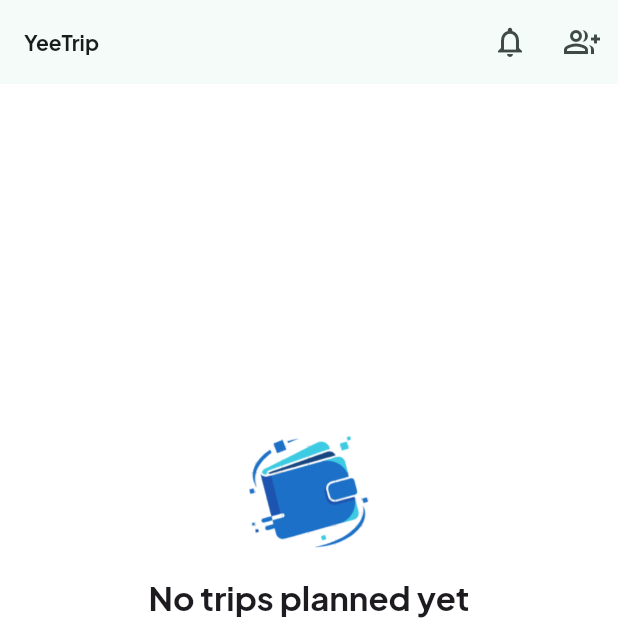
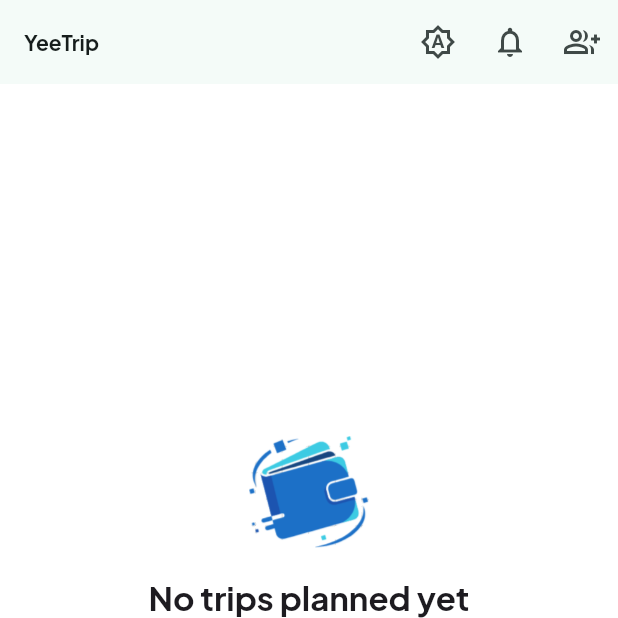
Before and after one commit to Supratik24/YeeTrip, a Flutter app: the screen it shows after launch, on a phone screen of 412 x 824 dp, the top half of it. Run offline on Flutter 3.47's test engine with Material 3 defaults, Android fonts, the phone set to English and light mode, and no system bars; drawn by our look-alikes of dynamic_color; our stand-ins replace csv, drift, file_picker, fl_chart, flutter_contacts, flutter_local_notifications and 10 more; missing offline and left inert: google_mlkit_text_recognition, mobile_scanner; accounts and stored records are empty; generated files the repository leaves out were written again.

Commit message:
Improve trip listing screen

```diff
--- a/lib/features/trips/presentation/screens/trip_list_screen.dart
+++ b/lib/features/trips/presentation/screens/trip_list_screen.dart
@@ -9,6 +9,7 @@ import '../../../../core/auth/auth_providers.dart';
 import '../../../../core/money.dart';
 import '../../../../core/notifications/notification_providers.dart';
 import '../../../../core/notifications/notifications_sheet.dart';
+import '../../../../core/theme_provider.dart';
 import '../../../../core/widgets/responsive_center.dart';
 import '../../../../core/widgets/traveler_avatar.dart';
 import '../../../../data/providers.dart';
@@ -125,12 +126,26 @@ class TripListScreen extends ConsumerWidget {
   Widget build(BuildContext context, WidgetRef ref) {
     final tripsAsync = ref.watch(tripsStreamProvider);
     final notifications = ref.watch(globalNotificationsProvider);
+    final themeMode = ref.watch(appThemeModeProvider);
     final theme = Theme.of(context);
+
+    final (themeIcon, themeTooltip) = switch (themeMode) {
+      ThemeMode.light => (Icons.light_mode_outlined, 'Theme: Light (tap for Dark)'),
+      ThemeMode.dark => (Icons.dark_mode_outlined, 'Theme: Dark (tap for System)'),
+      ThemeMode.system => (Icons.brightness_auto_outlined, 'Theme: System (tap for Light)'),
+    };
 
     return Scaffold(
       appBar: AppBar(
         title: const Text('YeeTrip'),
         actions: [
+          IconButton(
+            key: const Key('theme_toggle_btn'),
+            tooltip: themeTooltip,
+            icon: Icon(themeIcon),
+            onPressed: () =>
+                ref.read(appThemeModeProvider.notifier).cycleThemeMode(),
+          ),
           IconButton(
             key: const Key('open_notifications_btn'),
             tooltip: 'Notifications & Reminders',
```
